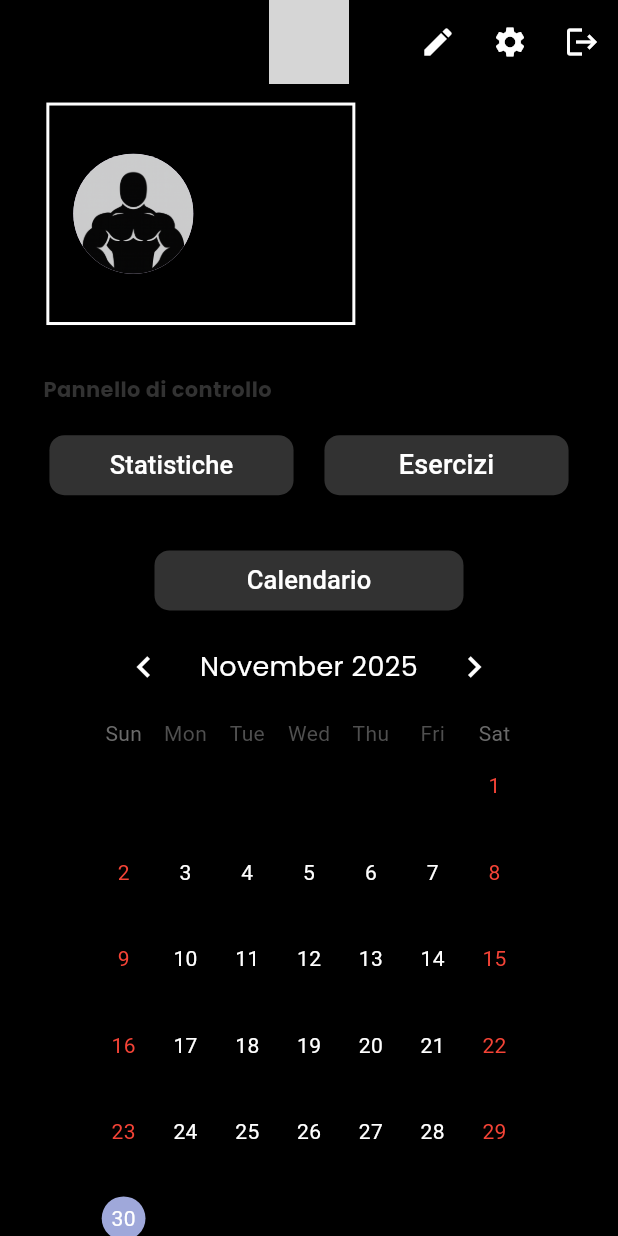
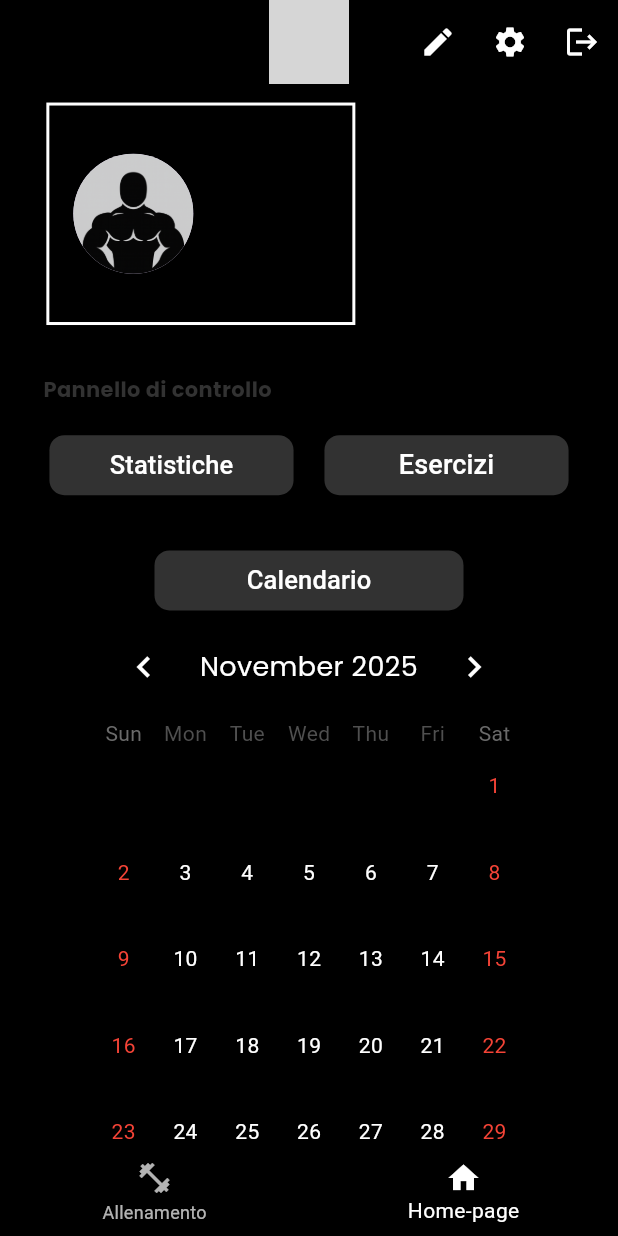
Before and after one commit to alessiogatto04/BYBV, a Flutter app: the screen it shows once a user with an empty profile is signed in, on a phone screen of 412 x 824 dp. Run offline on Flutter 3.47's test engine with Material 3 defaults, Android fonts, the phone set to English and light mode, and no system bars; drawn by our look-alikes of table_calendar; our stand-ins replace cloud_firestore, firebase_auth, firebase_core, google_sign_in, video_player; accounts and stored records are empty; grey boxes are pictures that could not be loaded.

Commit message:
commit grande con aggiunta di schermata esercizi e aggiunta di navigation bar per creare un esercizio dalla home page

```diff
--- a/bybv/lib/Pages/home_page.dart
+++ b/bybv/lib/Pages/home_page.dart
@@ -124,6 +124,7 @@ class _HomePageState extends State<HomePage> {
     return doc.data()?['username'];   //restituisce l'username
   }
 
+
   @override
   Widget build(BuildContext context){
     double screenWidth = MediaQuery.of(context).size.width;
@@ -140,7 +141,11 @@ class _HomePageState extends State<HomePage> {
           width: screenWidth *0.13,
           height: screenHeight*0.13,
         ),
-        leading: FutureBuilder<String?>(    //futureBuilder crea un widget che aspetta il risultato di un future, in questo caso di username
+        leadingWidth: screenWidth*0.2,
+        leading:Padding(
+          padding: EdgeInsets.only(left: screenWidth*0.04),
+          child: FutureBuilder<String?>(    //futureBuilder crea un widget che aspetta il risultato di un future, in questo caso di username
+
           future: getUsername(),
           builder: (context, snapshot) {    //viene eseguito ogni volta che cambia lo stato di future
             if (!snapshot.hasData) {        //questo vuol dire--> se non ci sono ancora risultati allora mostra ...
@@ -156,6 +161,7 @@ class _HomePageState extends State<HomePage> {
               ),
             );
           },
+        ),
         ),
         actions: [
           IconButton(
@@ -190,6 +196,21 @@ class _HomePageState extends State<HomePage> {
 
         ],
       ),
+      bottomNavigationBar: BottomNavigationBar(
+        backgroundColor: Colors.black,
+        selectedItemColor: Colors.white,
+        unselectedItemColor: Colors.white70,
+        currentIndex: 1,
+        onTap: (index){
+          if(index == 0){
+            // Navigator.push(context, MaterialPageRoute(builder: (context) => creaAllenamento()));
+          }
+        },
+        items: [
+        BottomNavigationBarItem(icon: Icon(Icons.fitness_center), label: 'Allenamento'),
+        BottomNavigationBarItem(icon: Icon(Icons.home), label: 'Home-page')
+      ]),
+
 
       body: SingleChildScrollView(
         child: Column(
--- a/bybv/lib/main.dart
+++ b/bybv/lib/main.dart
@@ -1,5 +1,4 @@
 import 'package:bybv/Pages/home_page.dart';
-import 'package:bybv/Pages/login_page.dart';
 import 'package:bybv/auth.dart';
 import 'package:flutter/material.dart'; //Flutter dispone di tutte le funzionalità,
 // colori e widget, noti come material component, necessari per lo sviluppo di applicazioni che rispettino i principi del material design.
--- a/bybv/pubspec.yaml
+++ b/bybv/pubspec.yaml
@@ -67,12 +67,15 @@ flutter:
   # To add assets to your application, add an assets section, like this:
   assets:
     - images/imgprofile.png
-  #   - images/a_dot_ham.jpeg
     - images/imglogo.png
     - video/homeScreenVideo.mp4
     - images/googleLogo.png
     - images/imgSignUp.png
     - images/imgLogIn.png
+    - images/petto.png
+    - images/quadricipiti.png
+    - images/addome.png
+    - images/bicipiti.png
   # An image asset can refer to one or more resolution-specific "variants", see
   # https://flutter.dev/to/resolution-aware-images
 
```
Also changed, not shown: bybv/lib/Pages/esercizi_page.dart (+110 -5 lines), bybv/images/addome.png (added), bybv/images/bicipiti.png (added), bybv/images/petto.png (added), bybv/images/quadricipiti.png (added).
